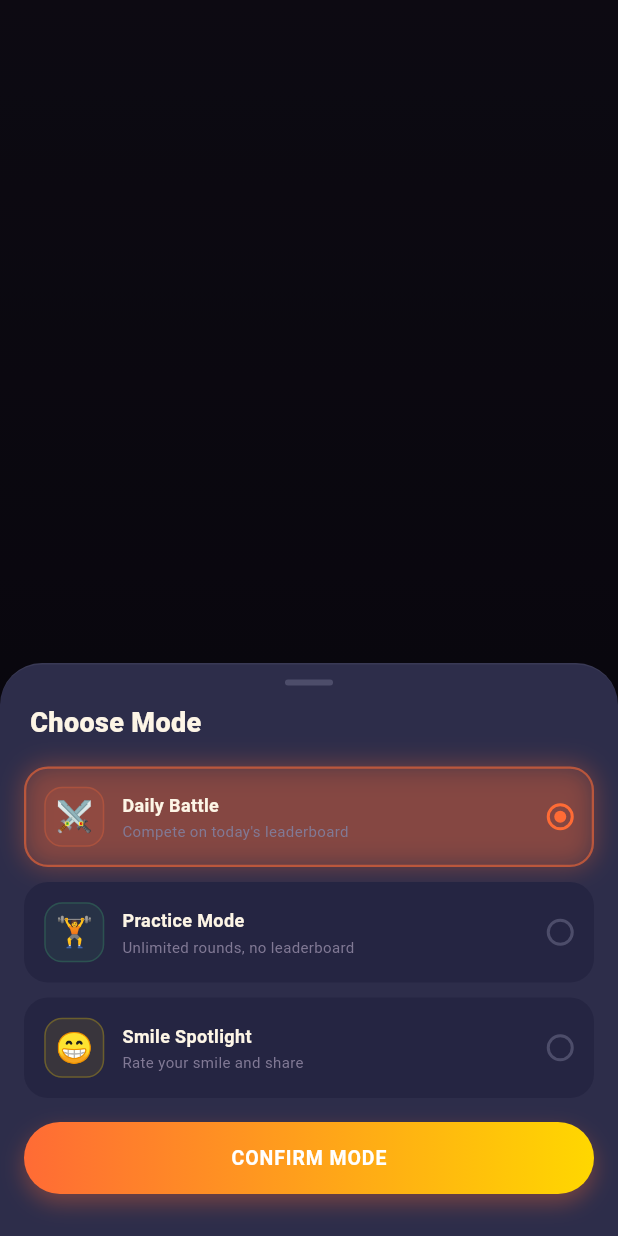
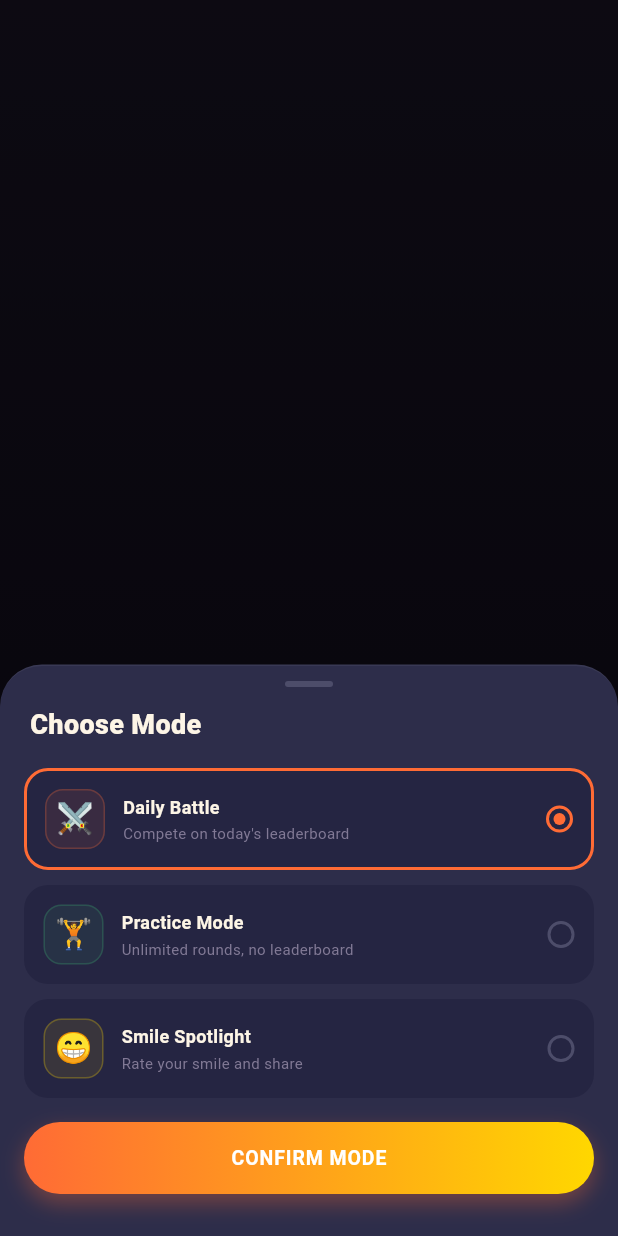
Before and after one commit to MuhammadBinArif/muskaan_minigame, a Flutter app: the ModeSelectScreen screen opened by its route, on a phone screen of 412 x 824 dp. Run offline on Flutter 3.47's test engine with Material 3 defaults, Android fonts, the light colour scheme and no system bars; our stand-ins replace camera, drift, flutter_riverpod, go_router, permission_handler; missing offline and left inert: flame, google_mlkit_face_detection; accounts and stored records are empty; generated files the repository leaves out were written again.

Commit message:
Refine calibration progress and selection visuals

```diff
--- a/lib/features/mode_select/presentation/screens/mode_select_screen.dart
+++ b/lib/features/mode_select/presentation/screens/mode_select_screen.dart
@@ -140,8 +140,10 @@ class _ModeSelectScreenState extends State<ModeSelectScreen>
       curve: const Interval(0.0, 0.35, curve: Curves.easeIn),
     );
 
-    _sheetSlide = Tween<Offset>(begin: const Offset(0, 1), end: Offset.zero)
-        .animate(
+    _sheetSlide = Tween<Offset>(
+      begin: const Offset(0, 1),
+      end: Offset.zero,
+    ).animate(
       CurvedAnimation(
         parent: _entry,
         curve: const Interval(0.0, 0.50, curve: Curves.easeOutCubic),
@@ -152,8 +154,10 @@ class _ModeSelectScreenState extends State<ModeSelectScreen>
       parent: _entry,
       curve: const Interval(0.35, 0.55, curve: Curves.easeOut),
     );
-    _titleSlide = Tween<Offset>(begin: const Offset(0, 0.3), end: Offset.zero)
-        .animate(
+    _titleSlide = Tween<Offset>(
+      begin: const Offset(0, 0.3),
+      end: Offset.zero,
+    ).animate(
       CurvedAnimation(
         parent: _entry,
         curve: const Interval(0.35, 0.55, curve: Curves.easeOutBack),
@@ -405,25 +409,13 @@ class _ModeCard extends StatelessWidget {
           curve: Curves.easeOut,
           padding: const EdgeInsets.all(12),
           decoration: BoxDecoration(
-            color: selected
-                ? mode.accent.withValues(alpha: 0.10)
-                : AppColors.cardBg,
+            color: AppColors.cardBg,
             borderRadius: BorderRadius.circular(16),
             border: Border.all(
-              color: selected
-                  ? mode.accent.withValues(alpha: 0.55)
-                  : Colors.transparent,
-              width: 1.5,
+              color: selected ? AppColors.accentOrange : Colors.transparent,
+              width: selected ? 2 : 1,
             ),
-            boxShadow: selected
-                ? [
-                    BoxShadow(
-                      color: mode.accent.withValues(alpha: 0.35),
-                      blurRadius: 14,
-                      spreadRadius: 0.5,
-                    ),
-                  ]
-                : null,
+            boxShadow: null,
           ),
           child: Row(
             children: [
@@ -466,7 +458,8 @@ class _ModeCard extends StatelessWidget {
                 decoration: BoxDecoration(
                   shape: BoxShape.circle,
                   border: Border.all(
-                    color: selected
+                    color:
+                        selected
                             ? AppColors.accentOrange
                             : AppColors.dragHandle,
                     width: 2,
```
Also changed, not shown: lib/features/calibration/presentation/screens/calibration_screen.dart (+23 -5 lines), lib/features/home/presentation/screens/home_first_time_screen.dart (+7 -7 lines). Lines whose indentation alone changed are shown as unchanged.
